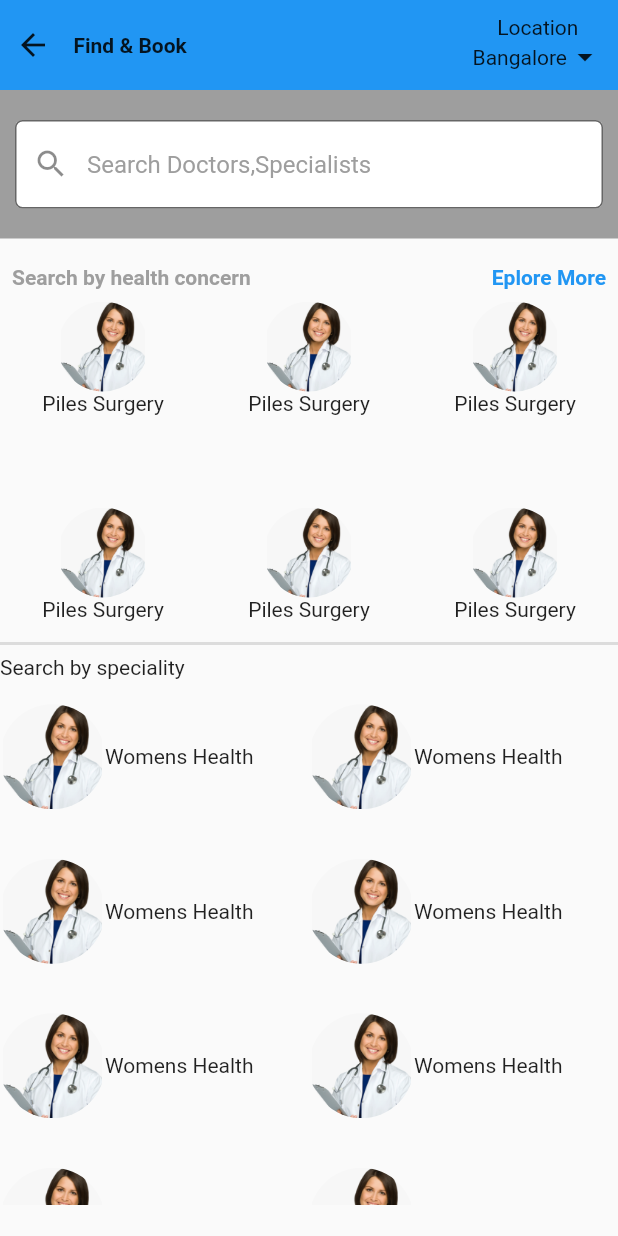
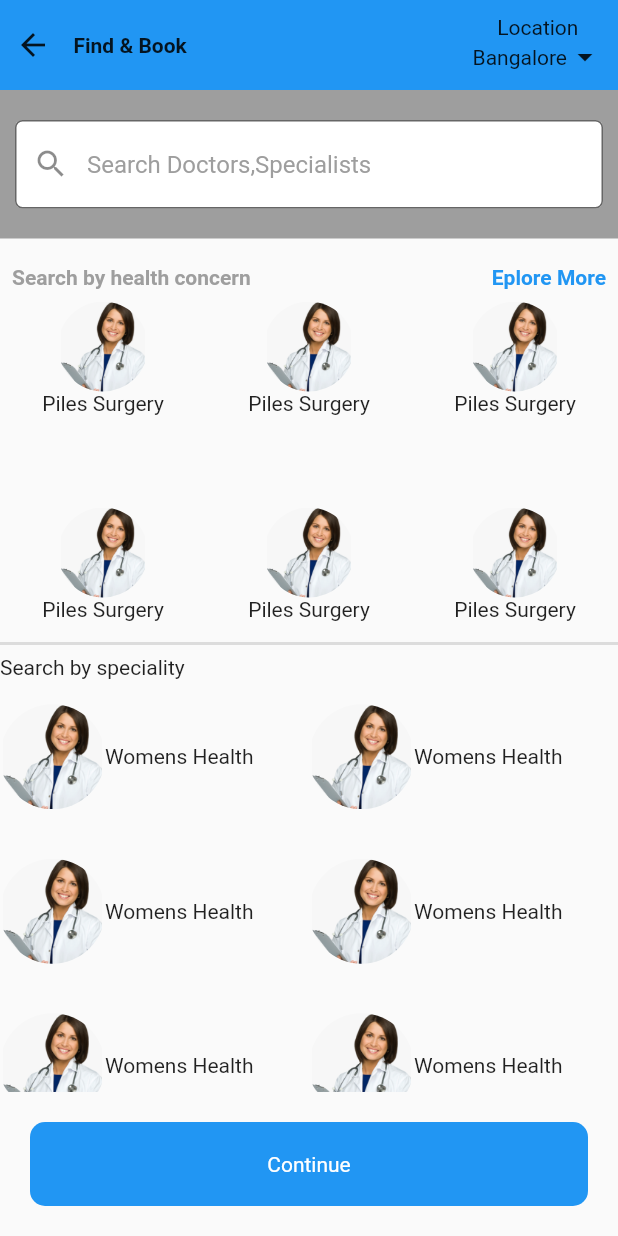
Before and after one commit to Yogita-Gautam-9084/practo, a Flutter app: the SearchScreen screen opened directly, on a phone screen of 412 x 824 dp. Run offline on Flutter 3.47's test engine with Material 2 defaults, Android fonts, the phone set to English and light mode, and no system bars; our stand-ins replace carousel_slider.

Commit message:
Add Search Screen

```diff
--- a/lib/explore_screen.dart
+++ b/lib/explore_screen.dart
@@ -1,5 +1,6 @@
 import 'package:flutter/material.dart';
 import 'package:practo/rahul_screen.dart';
+import 'package:practo/search_screen.dart';
 
 class ExploreScreen extends StatelessWidget {
   const ExploreScreen({Key? key}) : super(key: key);
@@ -255,7 +256,7 @@ class ExploreScreen extends StatelessWidget {
           bottomNavigationBar: InkWell(
             onTap: () {
               Navigator.of(context).push(
-                  MaterialPageRoute(builder: (context) => RahulScreen()));
+                  MaterialPageRoute(builder: (context) => SearchScreen()));
             },
             child: Container(
               height: 60,
--- a/lib/search_screen.dart
+++ b/lib/search_screen.dart
@@ -1,4 +1,5 @@
 import 'package:flutter/material.dart';
+import 'package:practo/rahul_screen.dart';
 import 'package:practo/string_constants/string_constants.dart';
 
 class SearchScreen extends StatelessWidget {
@@ -66,7 +67,9 @@ class SearchScreen extends StatelessWidget {
                   children: [
                     Text(
                       StringConstants.searchbyhealth,
-                  textAlign: TextAlign.start,style: TextStyle(color: Colors.grey,fontWeight: FontWeight.bold),
+                      textAlign: TextAlign.start,
+                      style: TextStyle(
+                          color: Colors.grey, fontWeight: FontWeight.bold),
                     ),
                     Spacer(),
                     Text(
@@ -92,7 +95,6 @@ class SearchScreen extends StatelessWidget {
                             height: 60,
                             width: 60,
                           ),
-
                         ),
                         Text('Piles Surgery')
                       ],
@@ -113,26 +115,52 @@ class SearchScreen extends StatelessWidget {
                 child: GridView.count(
                   crossAxisCount: 2,
                   childAspectRatio: 2,
-              children: List.generate(8, (index) {
+                  children: List.generate(
+                    8,
+                    (index) {
                       return Row(
                         children: [
                           ClipRRect(
                             borderRadius: BorderRadius.all(Radius.circular(70)),
                             child: Image.asset(
                               'assets/doctors.png',
-                        height: 70, width: 70,
-
+                              height: 70,
+                              width: 70,
                             ),
-
                           ),
                           Text('Womens Health')
                         ],
                       );
-              }),
+                    },
+                  ),
                 ),
               )
             ],
           ),
-    )));
+        ),
+        bottomNavigationBar:Padding(
+          padding: const EdgeInsets.all(20),
+          child: InkWell(
+            onTap: () {
+              Navigator.of(context)
+                  .push(MaterialPageRoute(builder: (context) => RahulScreen()));
+            },
+            child: Container(
+              decoration: BoxDecoration(
+                borderRadius: BorderRadius.all(Radius.circular(10)),
+                color: Colors.blue,
+              ),
+              child: Padding(
+                padding: const EdgeInsets.symmetric(vertical: 20),
+                child: Text('Continue',textAlign: TextAlign.center,style: TextStyle(color: Colors.white),),
+              )
+            ),
+          ),
+        ),
+
+
+
+      ),
+    );
   }
 }
--- a/pubspec.yaml
+++ b/pubspec.yaml
@@ -27,6 +27,7 @@ environment:
 # the latest version available on pub.dev. To see which dependencies have newer
 # versions available, run `flutter pub outdated`.
 dependencies:
+  carousel_slider: ^4.1.1
   flutter:
     sdk: flutter
 
```
Also changed, not shown: lib/practo_screen.dart (+36 -3 lines), assets/first.png (added), assets/forth.png (added), assets/second.png (added), assets/third.png (added), pubspec.lock. Lines whose indentation alone changed are shown as unchanged.
